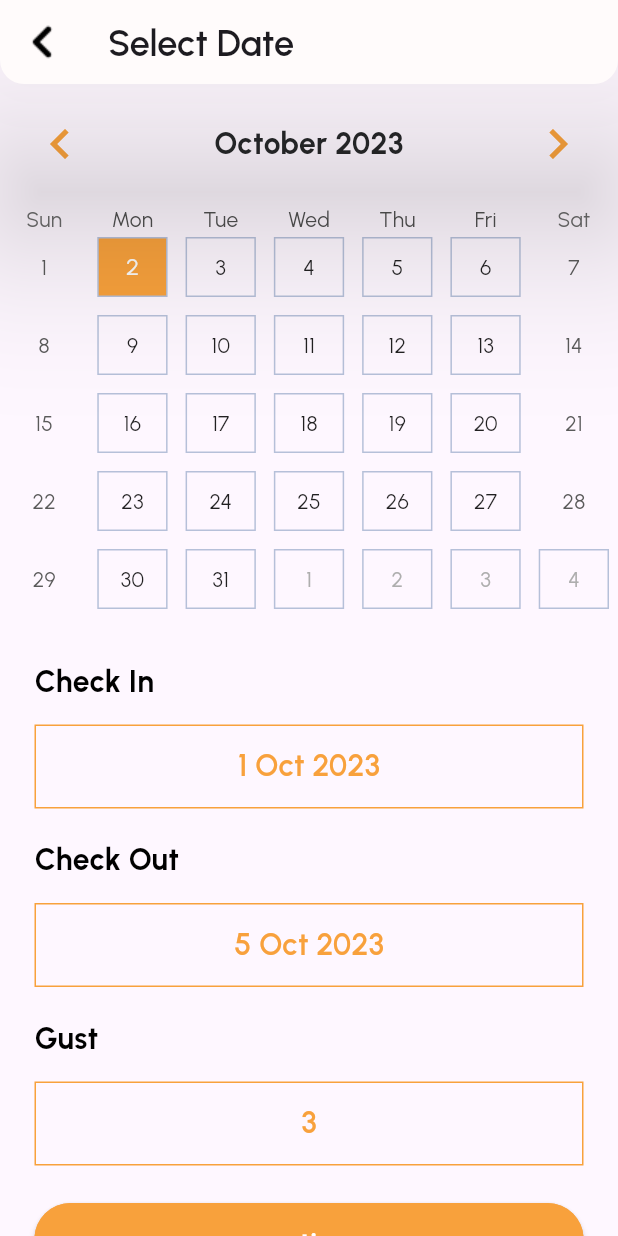
After one commit to esraammosaad/booking-hotels, a Flutter app: the SelectDateView screen opened by its route, on a phone screen of 412 x 824 dp. The commit adds this screen. Run offline on Flutter 3.47's test engine with Material 2 defaults, Android fonts, the phone set to English and light mode, and no system bars; drawn by our look-alikes of table_calendar; our stand-ins replace awesome_dialog, bloc, card_swiper, cloud_firestore, firebase_auth, firebase_core and 9 more; missing offline and left inert: flutter_facebook_auth; accounts and stored records are empty.

Commit message:
select date view done

```diff
--- a/lib/core/utils/custom_app_bar.dart
+++ b/lib/core/utils/custom_app_bar.dart
@@ -16,8 +16,8 @@ class CustomAppBar extends StatelessWidget {
     return AppBar(
       elevation: 50,
       shadowColor: Colors.black,
-      backgroundColor: Color(0xffFFFBFB),
-      surfaceTintColor: Color(0xffFFFBFB),
+      backgroundColor: const Color(0xffFFFBFB),
+      surfaceTintColor: const Color(0xffFFFBFB),
       shape: const OutlineInputBorder(
         borderRadius: BorderRadius.only(
           bottomRight: Radius.circular(16),
--- a/lib/core/utils/custom_button.dart
+++ b/lib/core/utils/custom_button.dart
@@ -6,18 +6,19 @@ class CustomButton extends StatelessWidget {
     required this.text,
     required this.onPressed,
     required this.textStyle,
-    required this.color,
+    required this.color, required this.padding,
   });
 
   final String text;
   final VoidCallback onPressed;
   final TextStyle textStyle;
   final Color color;
+  final double padding;
 
   @override
   Widget build(BuildContext context) {
     return Padding(
-      padding: const EdgeInsets.symmetric(horizontal: 25),
+      padding:  EdgeInsets.symmetric(horizontal: padding),
       child: SizedBox(
         width: MediaQuery.of(context).size.width,
         child: MaterialButton(
--- a/lib/core/utils/routes.dart
+++ b/lib/core/utils/routes.dart
@@ -8,6 +8,7 @@ import 'package:booking_hotels/features/home/presentation/views/recommended_view
 import 'package:booking_hotels/features/hotel_details/presentation/views/hotel_details_view.dart';
 import 'package:booking_hotels/features/notification/presentation/views/notification_view.dart';
 import 'package:booking_hotels/features/payment/presentation/views/payment_view.dart';
+import 'package:booking_hotels/features/payment/presentation/views/select_date_view.dart';
 import 'package:booking_hotels/features/profile/presentation/views/edit_profile_view.dart';
 import 'package:booking_hotels/features/help_and_support/presentation/views/help_and_support_view.dart';
 import 'package:booking_hotels/features/search/presentation/views/search_view.dart';
@@ -36,6 +37,7 @@ abstract class AppRoutes {
   static String kHelpAndSupportView = '/helpAndSupportView';
   static String kHotelDetailsView = '/hotelDetailsView';
   static String kPaymentView = '/paymentView';
+  static String kSelectDateView = '/SelectDateView';
 
   static final router = GoRouter(
     routes: [
@@ -394,6 +396,28 @@ abstract class AppRoutes {
           );
         },
       ),
+      GoRoute(
+        path: kSelectDateView,
+        pageBuilder: (context, state) {
+          return CustomTransitionPage(
+            transitionDuration: const Duration(milliseconds: 500),
+            key: state.pageKey,
+            child: const SelectDateView(),
+            transitionsBuilder: (context, animation, animationTwo, child) {
+              return SlideTransition(
+                position:
+                Tween(begin: const Offset(0, 1), end: Offset.zero).animate(
+                  CurvedAnimation(
+                    curve: Curves.easeInExpo,
+                    parent: animation,
+                  ),
+                ),
+                child: child,
+              );
+            },
+          );
+        },
+      ),
     ],
   );
 }
--- a/lib/features/authentication/presentation/views/widgets/add_information_view_body.dart
+++ b/lib/features/authentication/presentation/views/widgets/add_information_view_body.dart
@@ -140,6 +140,7 @@ class _AddInformationViewBodyState extends State<AddInformationViewBody> {
                   height: 39,
                 ),
                 CustomButton(
+                  padding: 25,
                   text: 'Continue',
                   onPressed: () {},
                   textStyle: Styles.textStyle20.copyWith(
--- a/lib/features/authentication/presentation/views/widgets/custom_forget_password_form.dart
+++ b/lib/features/authentication/presentation/views/widgets/custom_forget_password_form.dart
@@ -48,6 +48,7 @@ class _CustomForgetPasswordFormState extends State<CustomForgetPasswordForm> {
             height: 25,
           ),
           CustomButton(
+            padding: 25,
             text: 'Continue',
             onPressed: () async {
               if (formKey.currentState!.validate()) {
--- a/lib/features/authentication/presentation/views/widgets/custom_new_password_form.dart
+++ b/lib/features/authentication/presentation/views/widgets/custom_new_password_form.dart
@@ -64,6 +64,7 @@ class _CustomNewPasswordFormState extends State<CustomNewPasswordForm> {
             height: 25,
           ),
           CustomButton(
+            padding: 25,
             text: 'Save',
             onPressed: () {
               if (formKey.currentState!.validate()) {
--- a/lib/features/authentication/presentation/views/widgets/custom_sign_in_form.dart
+++ b/lib/features/authentication/presentation/views/widgets/custom_sign_in_form.dart
@@ -65,6 +65,7 @@ class _CustomSignInFormState extends State<CustomSignInForm> {
           ),
           CustomForgetPasswordWidget(emailController: emailController),
           CustomButton(
+            padding: 25,
             text: 'Sign in',
             onPressed: () {
               if (formKey.currentState!.validate()) {
--- a/lib/features/authentication/presentation/views/widgets/custom_sign_up_form.dart
+++ b/lib/features/authentication/presentation/views/widgets/custom_sign_up_form.dart
@@ -85,6 +85,7 @@ class _CustomSignUpFormState extends State<CustomSignUpForm> {
             height: 39,
           ),
           CustomButton(
+            padding: 25,
             text: 'Sign up',
             onPressed: () {
               if (formKey.currentState!.validate()) {
--- a/lib/features/authentication/presentation/views/widgets/custom_verify_code_form.dart
+++ b/lib/features/authentication/presentation/views/widgets/custom_verify_code_form.dart
@@ -42,6 +42,7 @@ class _CustomVerifyCodeFormState extends State<CustomVerifyCodeForm> {
             height: 25,
           ),
           CustomButton(
+            padding: 25,
             text: 'Continue',
             onPressed: () {
               if (formKey.currentState!.validate()) {
--- a/lib/features/hotel_details/presentation/views/widgets/hotel_details_body.dart
+++ b/lib/features/hotel_details/presentation/views/widgets/hotel_details_body.dart
@@ -1,4 +1,5 @@
 import 'package:booking_hotels/constants.dart';
+import 'package:booking_hotels/core/utils/custom_button.dart';
 import 'package:booking_hotels/core/utils/routes.dart';
 import 'package:booking_hotels/core/utils/styles.dart';
 import 'package:booking_hotels/features/profile/presentation/views/widgets/custom_edit_profile_title.dart';
@@ -192,26 +193,19 @@ class HotelDetailsBody extends StatelessWidget {
                 width: 14,
               ),
               Expanded(
-                child: MaterialButton(
-                  onPressed: () {
-                    context.push(AppRoutes.kPaymentView);
+                child: CustomButton(
+                  color: kPrimaryColor,
+                  onPressed: (){
+                    context.push(AppRoutes.kSelectDateView);
+
+
                   },
-                  padding: const EdgeInsets.symmetric(
-                    horizontal: 13,
-                    vertical: 10,
+                  text: 'Book Now',
+                  textStyle: Styles.textStyle20.copyWith(
+                    color: Colors.white,
+                    fontWeight: FontWeight.w700,
                   ),
-                  color: kPrimaryColor,
-                  shape: OutlineInputBorder(
-                    borderRadius: BorderRadius.circular(20),
-                    borderSide: const BorderSide(color: kPrimaryColor),
-                  ),
-                  child: Text(
-                    "Book Now",
-                    style: Styles.textStyle20.copyWith(
-                      color: Colors.white,
-                      fontWeight: FontWeight.w700,
-                    ),
-                  ),
+                  padding: 0,
                 ),
               )
             ],
--- a/lib/features/payment/presentation/views/payment_view.dart
+++ b/lib/features/payment/presentation/views/payment_view.dart
@@ -8,7 +8,7 @@ class PaymentView extends StatelessWidget {
 
   @override
   Widget build(BuildContext context) {
-    return Scaffold(
+    return const Scaffold(
       appBar: PreferredSize(
         preferredSize: Size.fromHeight(kToolbarHeight),
         child: CustomAppBar(title: "Payment Details"),
--- /dev/null
+++ b/lib/features/payment/presentation/views/select_date_view.dart
@@ -0,0 +1,22 @@
+import 'package:booking_hotels/features/payment/presentation/views/widgets/select_date_view_body.dart';
+import 'package:flutter/material.dart';
+
+import '../../../../core/utils/custom_app_bar.dart';
+
+class SelectDateView extends StatelessWidget {
+  const SelectDateView({Key? key}) : super(key: key);
+
+  @override
+  Widget build(BuildContext context) {
+    return const Scaffold(
+     appBar: PreferredSize(
+        preferredSize: Size.fromHeight(kToolbarHeight),
+        child: CustomAppBar(title: "Select Date"),
+      ),
+      body: SelectDateViewBody(),
+
+
+
+    );
+  }
+}
--- /dev/null
+++ b/lib/features/payment/presentation/views/widgets/custom_calender.dart
@@ -0,0 +1,84 @@
+import 'package:flutter/material.dart';
+import 'package:table_calendar/table_calendar.dart';
+
+import '../../../../../constants.dart';
+import '../../../../../core/utils/styles.dart';
+class CustomCalender extends StatefulWidget {
+  const CustomCalender({Key? key}) : super(key: key);
+
+  @override
+  State<CustomCalender> createState() => _CustomCalenderState();
+}
+
+class _CustomCalenderState extends State<CustomCalender> {
+  DateTime today = DateTime.now();
+  @override
+  Widget build(BuildContext context) {
+    return TableCalendar(
+
+
+        availableGestures: AvailableGestures.all,
+        onDaySelected: onDaySelected,
+        calendarStyle: CalendarStyle(
+          defaultDecoration: BoxDecoration(
+              border: Border.all(color: const Color(0xffB6C0D9))),
+          disabledDecoration: BoxDecoration(
+              color: kPrimaryColor,
+              border: Border.all(color: const Color(0xffB6C0D9))),
+          holidayDecoration: BoxDecoration(
+              color: kPrimaryColor,
+              border: Border.all(color: const Color(0xffB6C0D9))),
+          rangeHighlightColor: const Color(0x80F8A13C),
+          selectedDecoration: BoxDecoration(
+              color: kPrimaryColor,
+              border: Border.all(
+                color: const Color(0xffB6C0D9),
+              ),
+              borderRadius: BorderRadius.zero),
+          markerDecoration: BoxDecoration(
+              color: kPrimaryColor,
+              border: Border.all(
+                color: const Color(0xffB6C0D9),
+              ),
+              borderRadius: BorderRadius.zero),
+          outsideDecoration: BoxDecoration(
+              border: Border.all(color: const Color(0xffB6C0D9))),
+          // rangeHighlightColor: kPrimaryColor,
+          todayDecoration: BoxDecoration(
+              color: kPrimaryColor,
+              border: Border.all(color: const Color(0xffB6C0D9))),
+          // withinRangeDecoration:  BoxDecoration(color: kPrimaryColor),
+
+          isTodayHighlighted: true,
+          canMarkersOverflow: true,
+        ),
+        onRangeSelected: (start, end, focusedDay) {
+
+        },
+        selectedDayPredicate: (day) => isSameDay(day, today),
+        headerStyle: HeaderStyle(
+            titleCentered: true,
+            titleTextStyle: Styles.textStyle20.copyWith(
+                color: const Color(0xFF262729),
+                fontWeight: FontWeight.w700),
+            rightChevronIcon: const Icon(
+              Icons.chevron_right,
+              color: kPrimaryColor,
+              size: 40,
+            ),
+            leftChevronIcon: const Icon(
+              Icons.chevron_left,
+              color: kPrimaryColor,
+              size: 40,
+            ),
+            formatButtonVisible: false),
+        focusedDay: today,
+        firstDay: DateTime.utc(2023, 10, 1),
+        lastDay: DateTime.utc(2030, 10, 1));
+  }
+  onDaySelected(DateTime day, DateTime focusedDay) {
+    setState(() {
+      today = day;
+    });
+  }
+}
--- /dev/null
+++ b/lib/features/payment/presentation/views/widgets/custom_select_date_container.dart
@@ -0,0 +1,30 @@
+import 'package:flutter/material.dart';
+
+import '../../../../../constants.dart';
+import '../../../../../core/utils/styles.dart';
+class CustomSelectDateContainer extends StatelessWidget {
+  const CustomSelectDateContainer({
+    super.key, required this.text,
+  });
+  final String text;
+
+  @override
+  Widget build(BuildContext context) {
+    return Container(
+      height: 56,
+      width: MediaQuery.of(context).size.width,
+      decoration: BoxDecoration(
+        border: Border.all(
+          color: kPrimaryColor,
+        ),
+      ),
+      child: Center(
+        child: Text(
+          text,
+          style: Styles.textStyle20.copyWith(
+              color: kPrimaryColor, fontWeight: FontWeight.w600),
+        ),
+      ),
+    );
+  }
+}
--- a/lib/features/payment/presentation/views/widgets/payment_view_body.dart
+++ b/lib/features/payment/presentation/views/widgets/payment_view_body.dart
@@ -80,7 +80,33 @@ class PaymentViewBody extends StatelessWidget {
                 const SizedBox(
                   height: 28,
                 ),
-                Container(
+                const CustomPriceDetailsContainer(),
+              ],
+            ),
+          ),
+          CustomButton(
+            padding: 25,
+              text: "Pay",
+              onPressed: () {},
+              textStyle: Styles.textStyle20.copyWith(color: Colors.white),
+              color: kPrimaryColor),
+          const SizedBox(
+            height: 14,
+          )
+        ],
+      ),
+    );
+  }
+}
+
+class CustomPriceDetailsContainer extends StatelessWidget {
+  const CustomPriceDetailsContainer({
+    super.key,
+  });
+
+  @override
+  Widget build(BuildContext context) {
+    return Container(
       width: double.infinity,
       padding:
           const EdgeInsets.symmetric(vertical: 10, horizontal: 15),
@@ -166,20 +192,6 @@ class PaymentViewBody extends StatelessWidget {
           )
         ],
       ),
-                ),
-              ],
-            ),
-          ),
-          CustomButton(
-              text: "Pay",
-              onPressed: () {},
-              textStyle: Styles.textStyle20.copyWith(color: Colors.white),
-              color: kPrimaryColor),
-          const SizedBox(
-            height: 14,
-          )
-        ],
-      ),
     );
   }
 }
--- /dev/null
+++ b/lib/features/payment/presentation/views/widgets/select_date_view_body.dart
@@ -0,0 +1,66 @@
+import 'package:booking_hotels/constants.dart';
+import 'package:booking_hotels/core/utils/custom_button.dart';
+import 'package:booking_hotels/core/utils/routes.dart';
+import 'package:booking_hotels/core/utils/styles.dart';
+import 'package:booking_hotels/features/profile/presentation/views/widgets/custom_edit_profile_title.dart';
+import 'package:flutter/material.dart';
+import 'package:go_router/go_router.dart';
+import 'custom_calender.dart';
+import 'custom_select_date_container.dart';
+
+class SelectDateViewBody extends StatefulWidget {
+  const SelectDateViewBody({Key? key}) : super(key: key);
+
+  @override
+  State<SelectDateViewBody> createState() => _SelectDateViewBodyState();
+}
+
+class _SelectDateViewBodyState extends State<SelectDateViewBody> {
+  @override
+  Widget build(BuildContext context) {
+    return ListView(
+      children:  [
+        const CustomCalender(),
+        Padding(
+          padding: const EdgeInsets.only(left: 23.0, top: 28, right: 23,bottom: 28),
+          child: Column(
+            crossAxisAlignment: CrossAxisAlignment.start,
+            children: [
+              const CustomEditProfileTitle(text: 'Check In'),
+              const SizedBox(
+                height: 14,
+              ),
+              const CustomSelectDateContainer(text: '1 Oct 2023'),
+              const SizedBox(
+                height: 20,
+              ),
+              const CustomEditProfileTitle(text: 'Check Out'),
+              const SizedBox(
+                height: 14,
+              ),
+              const CustomSelectDateContainer(text: '5 Oct 2023'),
+              const SizedBox(
+                height: 20,
+              ),
+              const CustomEditProfileTitle(text: 'Gust'),
+              const SizedBox(
+                height: 14,
+              ),
+              const CustomSelectDateContainer(text: '3'),
+              const SizedBox(
+                height: 25,
+              ),
+              CustomButton(text: 'continue', onPressed: (){
+                context.push(AppRoutes.kPaymentView);
+              }, textStyle: Styles.textStyle20.copyWith(color: Colors.white,fontWeight: FontWeight.w700), color: kPrimaryColor, padding: 0)
+
+
+
+
+            ],
+          ),
+        )
+      ],
+    );
+  }
+}
--- a/lib/features/profile/presentation/views/widgets/edit_profile_body.dart
+++ b/lib/features/profile/presentation/views/widgets/edit_profile_body.dart
@@ -63,6 +63,7 @@ class EditProfileBody extends StatelessWidget {
             ],
           ),
           CustomButton(
+            padding: 25,
               text: "continue",
               onPressed: () {
                 context.push(AppRoutes.kHomeView);
--- a/lib/features/splash/presentation/views/widgets/onBoarding_view_body.dart
+++ b/lib/features/splash/presentation/views/widgets/onBoarding_view_body.dart
@@ -42,6 +42,7 @@ class OnBoardingViewBody extends StatelessWidget {
             height: 42,
           ),
           CustomButton(
+            padding: 25,
             text: 'Next',
             onPressed: onPressed,
             textStyle: Styles.textStyle20
@@ -52,6 +53,7 @@ class OnBoardingViewBody extends StatelessWidget {
             height: 13,
           ),
           CustomButton(
+            padding: 25,
             text: 'Skip',
             onPressed: () {
               context.push(
--- a/pubspec.yaml
+++ b/pubspec.yaml
@@ -52,6 +52,7 @@ dependencies:
   iconly: ^1.0.1
   intl: ^0.18.1
   cloud_firestore: ^4.9.2
+  table_calendar: ^3.0.9
 
 
 dev_dependencies:
```
Also changed, not shown: pubspec.lock. Lines whose indentation alone changed are shown as unchanged.
